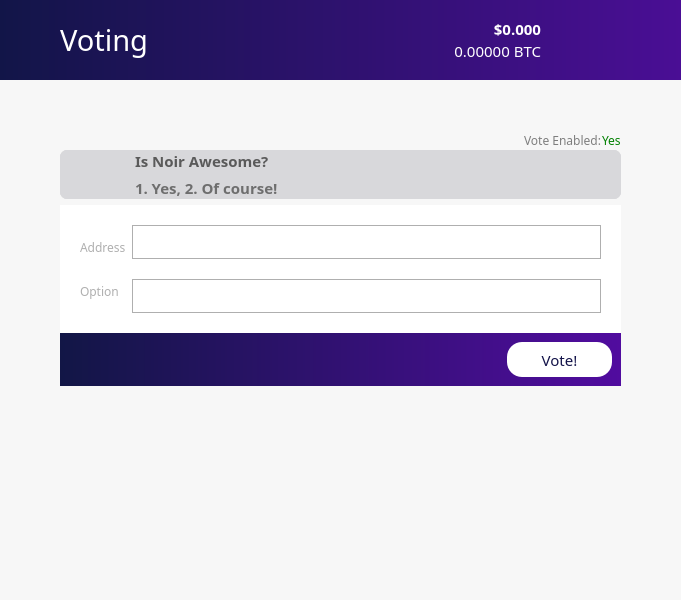
First picture: the form in src/qt/forms/votingpage.ui, repository noirofficial/noir, before the edit.
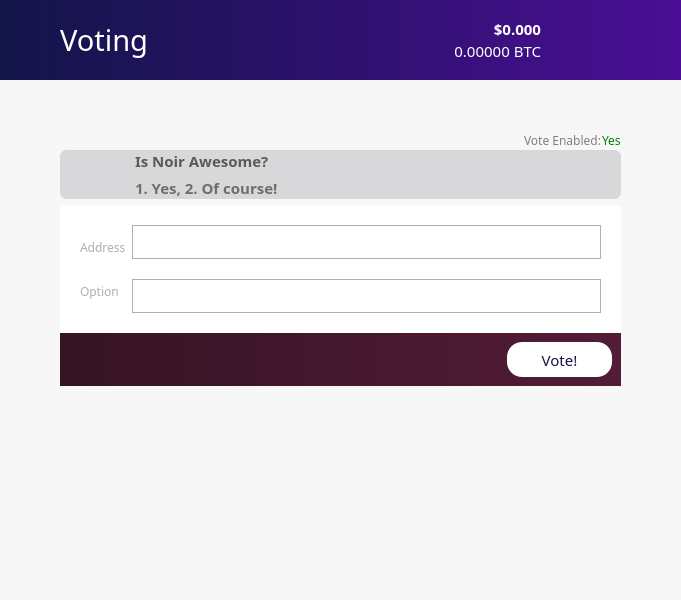
Second picture: the form after the edit. Icons and pictures are not drawn.

Diff of the .ui file:
```diff
--- a/src/qt/forms/votingpage.ui
+++ b/src/qt/forms/votingpage.ui
@@ -1186,7 +1186,7 @@
              <item>
               <widget class="QFrame" name="frame_2">
                <property name="styleSheet">
-                <string notr="true">background: QLinearGradient(x1: 0, y1: 0, x2: 1, y2: 0, stop: 0 #121646, stop: 1 #510c9f);</string>
+                <string notr="true">background: QLinearGradient(x1: 0, y1: 0, x2: 1, y2: 0, stop: 0 #361423, stop: 1 #531c38);</string>
                </property>
                <property name="frameShape">
                 <enum>QFrame::StyledPanel</enum>
```
